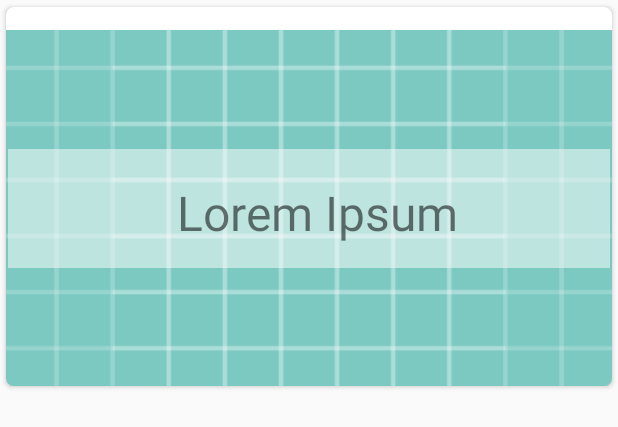
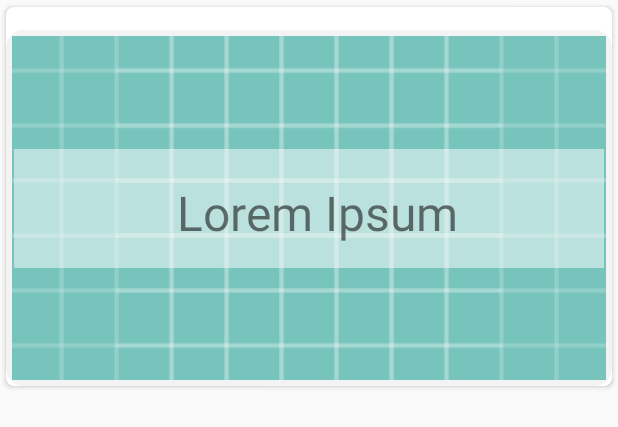
Before and after one commit to CarlosDubon/FavTrack, an Android app: the layout home_cardview.xml on its own in the app's theme, with its tools: preview values and no code run, on a phone screen of 412 x 824 dp. Shown: the top 427 px of the screen. Run offline under Robolectric (Android 15) with nearby library versions, the phone set to English and light mode, and no system bars.

```diff
--- /dev/null
+++ b/app/src/main/res/drawable/rounded_corners.xml
@@ -0,0 +1,30 @@
+<?xml version="1.0" encoding="utf-8"?>
+<shape
+    xmlns:android="http://schemas.android.com/apk/res/android"
+    android:shape="rectangle">
+
+    <!-- view background color -->
+    <solid
+        android:color="@color/softGray" >
+    </solid>
+
+    <!-- view border color and width -->
+    <stroke
+        android:width="3dp"
+        android:color="@color/softGray" >
+    </stroke>
+
+    <!-- If you want to add some padding -->
+    <padding
+        android:left="4dp"
+        android:top="4dp"
+        android:right="4dp"
+        android:bottom="4dp"    >
+    </padding>
+
+    <!-- Here is the corner radius -->
+    <corners
+        android:radius="10dp"   >
+    </corners>
+
+</shape>
--- a/app/src/main/res/layout/home_cardview.xml
+++ b/app/src/main/res/layout/home_cardview.xml
@@ -10,7 +10,8 @@
     <android.support.constraint.ConstraintLayout
         android:layout_width="match_parent"
         android:layout_height="237dp"
-        android:layout_marginTop="15dp">
+        android:layout_marginTop="15dp"
+        android:background="@drawable/rounded_corners">
 
         <ImageView
             android:id="@+id/image_home"
--- a/app/src/main/res/values/colors.xml
+++ b/app/src/main/res/values/colors.xml
@@ -3,4 +3,6 @@
     <color name="colorPrimary">#3F51B5</color>
     <color name="colorPrimaryDark">#303F9F</color>
     <color name="colorAccent">#FF4081</color>
+
+    <color name="softGray">#f3f3f3</color>
 </resources>
--- a/app/src/main/res/values/strings.xml
+++ b/app/src/main/res/values/strings.xml
@@ -1,4 +1,6 @@
 <resources>
     <string name="app_name">Fav Track</string>
-    <string name="item_titulo">Titulo</string>
+    <string name="item_titulo">Title</string>
+    <string name="item_general">General</string>
+    <string name="item_favorites">Favorites</string>
 </resources>
```
Also changed, not shown: app/src/main/res/layout/cardview_item.xml (+6 -6 lines), app/src/main/res/layout/tab_activity.xml (added, +51 -0 lines).
